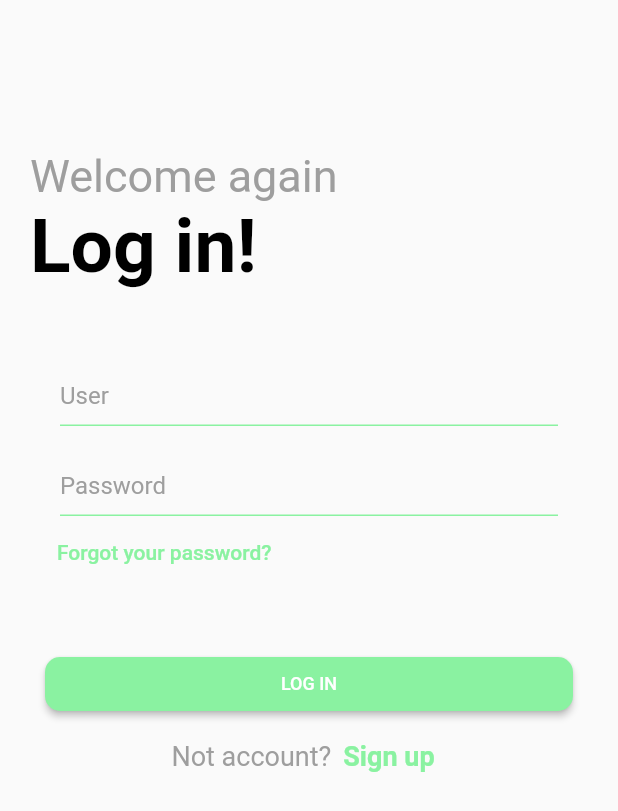
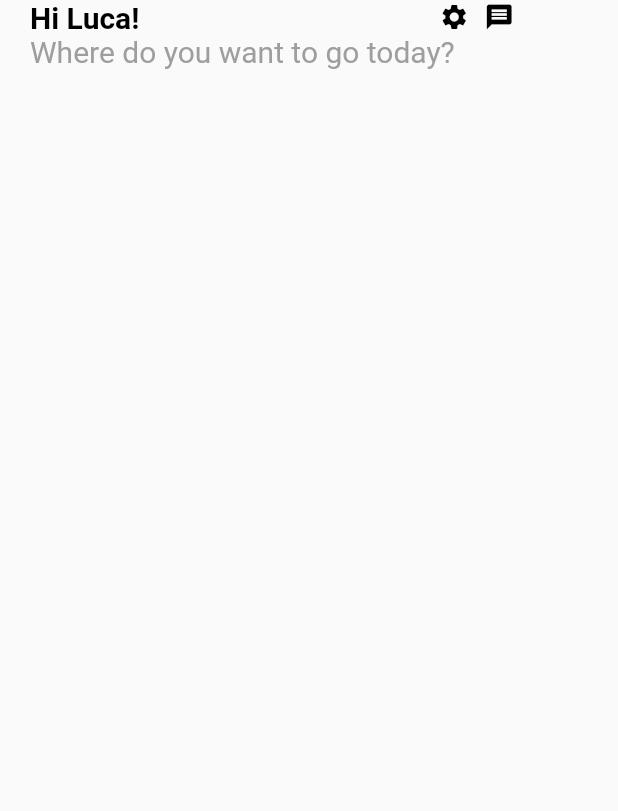
Before and after one commit to PaulaLanda/MobileApp, a Flutter app: the screen it shows after launch, on a phone screen of 412 x 824 dp. Shown: the top 811 px of the screen. Run offline on Flutter 3.47's test engine with Material 2 defaults, Android fonts, the light colour scheme and no system bars.

Commit message:
Main page client in processing

```diff
--- a/lib/main.dart
+++ b/lib/main.dart
@@ -1,6 +1,9 @@
 import 'package:flutter/material.dart';
 import 'package:frontendapp/gradiente.dart';
 import 'package:frontendapp/login.dart';
+import 'package:frontendapp/registerOwner.dart';
+
+import 'mainPageClient.dart';
 
 void main() {
   runApp(MyApp());
@@ -12,7 +15,7 @@ class MyApp extends StatelessWidget {
     return MaterialApp(
       title: 'RomeDance',
       debugShowCheckedModeBanner: false,
-      home: Login_page(), // Suponiendo que Gradiente es el nombre de tu widget
+      home: mainPage_page(), // Suponiendo que Gradiente es el nombre de tu widget
     );
   }
 }
--- /dev/null
+++ b/lib/mainPageClient.dart
@@ -0,0 +1,75 @@
+import 'package:flutter/material.dart';
+import 'package:flutter/services.dart';
+import 'package:frontendapp/colors.dart';
+
+class mainPage_page extends StatefulWidget {
+  static String id = 'mainPage';
+
+  @override
+  mainPageState createState() => mainPageState();
+}
+
+
+Widget mainText(){
+  return Align(
+    alignment: Alignment.topLeft,
+    child: Container(
+      padding: EdgeInsets.only(left: 20.0),
+      child: Column(
+        mainAxisAlignment: MainAxisAlignment.start,
+        crossAxisAlignment: CrossAxisAlignment.start,
+        children: <Widget>[
+          Row(
+            children: <Widget>[
+              Text(
+                'Hi Luca!',
+                style: TextStyle(
+                    color: Colors.black,
+                    fontSize: 20,
+                    fontWeight: FontWeight.bold
+                ),
+              ),
+              SizedBox(width: 200),
+              Icon(Icons.settings, size: 20, color: Colors.black), // Icono de ajustes
+              SizedBox(width: 10), // Espacio entre el texto y el siguiente icono
+              Icon(Icons.message, size: 20, color: Colors.black), // Icono de mensajes
+            ],
+          ),
+          Text(
+            'Where do you want to go today?',
+            style: TextStyle(
+              color: Colors.grey,
+              fontSize: 20,
+            ),
+          ),
+        ],
+      ),
+    ),
+  );
+}
+
+
+class mainPageState extends State<mainPage_page> {
+  @override
+  Widget build(BuildContext context) {
+    return Scaffold(
+      body: AnnotatedRegion<SystemUiOverlayStyle>(
+        value: SystemUiOverlayStyle.light,
+        child: GestureDetector(
+          onTap: () => FocusScope.of(context).unfocus(),
+          child: SingleChildScrollView(
+            child: Container(
+              height: MediaQuery.of(context).size.height,
+              child: ListView(
+                children: [
+                  SizedBox(width: 70),
+                  mainText(),
+                ],
+              ),
+            ),
+          ),
+        ),
+      ),
+    );
+  }
+}
--- a/lib/registerOwner.dart
+++ b/lib/registerOwner.dart
@@ -13,24 +13,17 @@ Widget textoInicial(){
   return Align(
     alignment: Alignment.topLeft,
     child: Container(
-      padding: EdgeInsets.only(left: 20.0),
+      padding: EdgeInsets.only(left: 20.0, right: 20),
       child: Column(
         mainAxisAlignment: MainAxisAlignment.start,
         crossAxisAlignment: CrossAxisAlignment.start,
         children: <Widget>[
           Text(
-            'Hello,',
+            'Hello Night Club Owner!',
             style: TextStyle(
-              color: Colors.grey,
-              fontSize: 30,
-            ),
-          ),
-          Text(
-            'Sign up!',
-            style: TextStyle(
-                color: Colors.black,
-                fontSize: 50,
-                fontWeight: FontWeight.bold
+              color: Colors.black,
+              fontSize: 60,
+              fontWeight: FontWeight.bold
             ),
           ),
         ],
```
